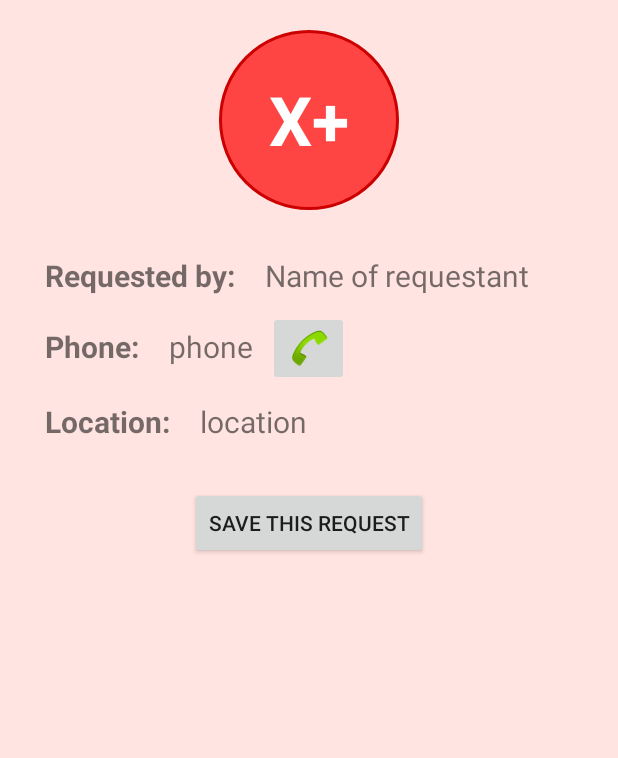
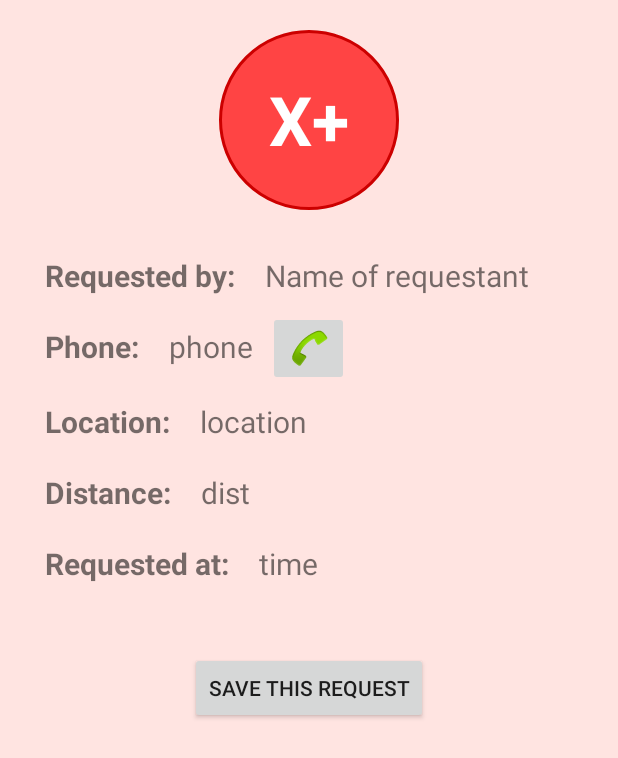
Before and after one commit to asifsabir4you/bloodbank, an Android app: the layout activity_show_request.xml on its own in the app's theme, with its tools: preview values and no code run, on a phone screen of 412 x 824 dp. Shown: the top 758 px of the screen. Run offline under Robolectric (Android 15) with nearby library versions, the phone set to English and light mode, and no system bars.

Commit message:
adding GPS timestamp and distance & notification UI update

```diff
--- a/app/src/main/AndroidManifest.xml
+++ b/app/src/main/AndroidManifest.xml
@@ -3,6 +3,9 @@
     package="com.example.asifsabir.blooddonor">
 
     <uses-permission android:name="android.permission.CALL_PHONE"></uses-permission>
+    <uses-permission android:name = "android.permission.ACCESS_FINE_LOCATION" />
+    <uses-permission android:name = "android.permission.INTERNET" />
+
     <application
         android:allowBackup="true"
         android:icon="@mipmap/ic_launcher"
--- a/app/src/main/res/layout/activity_show_request.xml
+++ b/app/src/main/res/layout/activity_show_request.xml
@@ -1,8 +1,8 @@
 <?xml version="1.0" encoding="utf-8"?>
 <ScrollView xmlns:android="http://schemas.android.com/apk/res/android"
-    android:background="@color/background"
     android:layout_width="match_parent"
-    android:layout_height="match_parent">
+    android:layout_height="match_parent"
+    android:background="@color/background">
 
     <LinearLayout xmlns:android="http://schemas.android.com/apk/res/android"
         android:layout_width="match_parent"
@@ -80,7 +80,6 @@
         <LinearLayout
             android:layout_width="match_parent"
             android:layout_height="wrap_content"
-            android:layout_marginBottom="20dp"
             android:orientation="horizontal">
 
             <TextView
@@ -100,11 +99,61 @@
                 android:textSize="20dp" />
         </LinearLayout>
 
+        <LinearLayout
+            android:layout_width="match_parent"
+            android:layout_height="wrap_content"
+            android:orientation="horizontal">
+
+            <TextView
+                android:layout_width="wrap_content"
+                android:layout_height="wrap_content"
+                android:padding="10dp"
+                android:text="Distance:"
+                android:textSize="20dp"
+                android:textStyle="bold" />
+
+            <TextView
+                android:id="@+id/distance"
+                android:layout_width="wrap_content"
+                android:layout_height="wrap_content"
+                android:padding="10dp"
+                android:text="dist"
+                android:textSize="20dp" />
+            >
+
+        </LinearLayout>
+
+        <LinearLayout
+            android:layout_width="match_parent"
+            android:layout_height="wrap_content"
+            android:orientation="horizontal">
+
+            <TextView
+
+                android:layout_width="wrap_content"
+                android:layout_height="wrap_content"
+                android:padding="10dp"
+                android:text="Requested at:"
+                android:textSize="20dp"
+                android:textStyle="bold" />
+
+            <TextView
+                android:id="@+id/reqtime"
+                android:layout_width="wrap_content"
+                android:layout_height="wrap_content"
+                android:padding="10dp"
+                android:text="time"
+                android:textSize="20dp" />
+            >
+
+        </LinearLayout>
+
         <Button
             android:id="@+id/button_save"
             android:layout_width="wrap_content"
             android:layout_height="wrap_content"
-            android:layout_marginBottom="15dp"
+            android:layout_marginBottom="35dp"
+            android:layout_marginTop="35dp"
             android:text="save this request" />
     </LinearLayout>
 </ScrollView>
```
Also changed, not shown: app/src/main/java/com/example/asifsabir/blooddonor/BloodReq.java (+13 -1 lines), app/src/main/java/com/example/asifsabir/blooddonor/GPSTracker.java (added, +214 -0 lines), app/src/main/java/com/example/asifsabir/blooddonor/MainActivity.java (+59 -4 lines), app/src/main/java/com/example/asifsabir/blooddonor/MakeRequest.java (+27 -2 lines), app/src/main/java/com/example/asifsabir/blooddonor/MyFirebaseMessagingService.java (+22 -11 lines), app/src/main/java/com/example/asifsabir/blooddonor/ShowRequest.java (+70 -2 lines).
